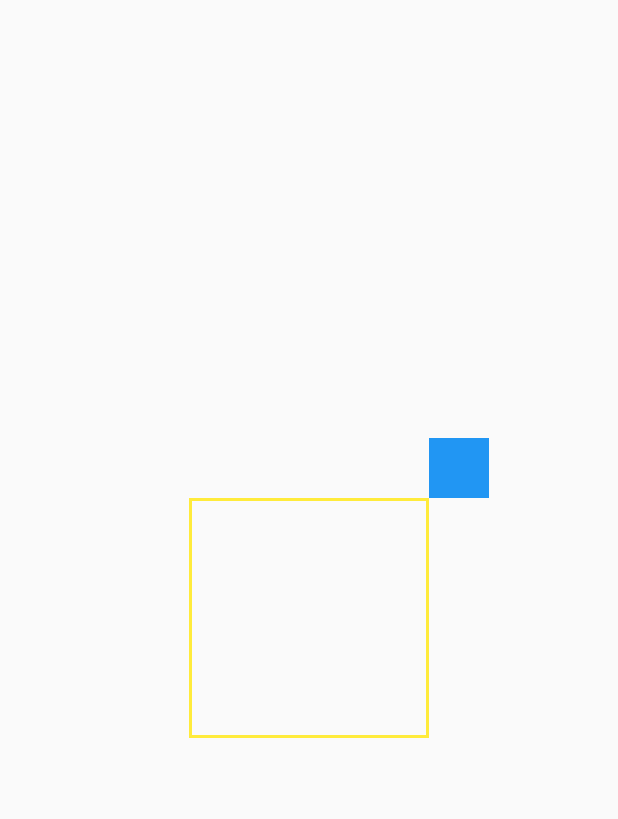
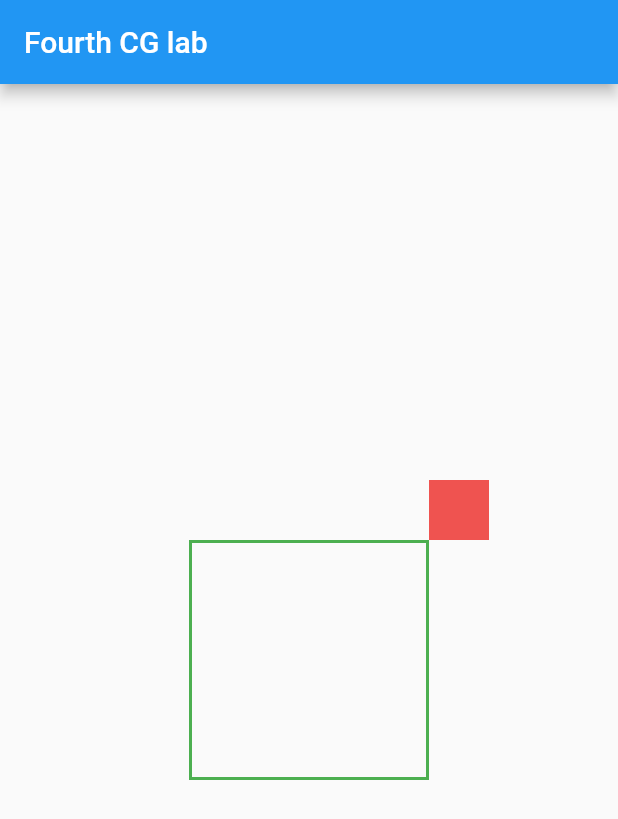
Before and after one commit to ramz1kof/cg_fourth_lab, a Flutter app: the screen it shows after launch, on a phone screen of 412 x 824 dp. Shown: the top 819 px of the screen. Run offline on Flutter 3.47's test engine with Material 2 defaults, Android fonts, the light colour scheme and no system bars.

Commit message:
tiny code refactoring

```diff
--- a/lib/app.dart
+++ b/lib/app.dart
@@ -7,6 +7,7 @@ class App extends StatelessWidget {
   @override
   Widget build(BuildContext context) {
     return const MaterialApp(
+      debugShowCheckedModeBanner: false,
       home: HomePage(),
     );
   }
--- a/lib/pages/home_page.dart
+++ b/lib/pages/home_page.dart
@@ -6,8 +6,11 @@ class HomePage extends StatelessWidget {
 
   @override
   Widget build(BuildContext context) {
-    return const Scaffold(
-      body: Center(
+    return Scaffold(
+      appBar: AppBar(
+        title: const Text('Fourth CG lab'),
+      ),
+      body: const Center(
         child: AnimatedFigure(),
       ),
     );
--- a/lib/widgets/animated_figure.dart
+++ b/lib/widgets/animated_figure.dart
@@ -14,6 +14,42 @@ class _AnimatedFigureState extends State<AnimatedFigure>
   late AnimationController _controller;
   late Animation<Alignment> _alignment;
   late Animation<double> _rotationAngle;
+
+  TweenSequenceItem<Alignment> _createAlignmentTweenSequenceItem({
+    required Alignment initialValue,
+    required Alignment finalValue,
+    required Interval interval,
+  }) {
+    return TweenSequenceItem<Alignment>(
+      tween: Tween<Alignment>(
+        begin: initialValue,
+        end: finalValue,
+      ).chain(
+        CurveTween(
+          curve: interval,
+        ),
+      ),
+      weight: 1.0,
+    );
+  }
+
+  TweenSequenceItem<double> _createRotationAngleTweenSequenceItem({
+    required double initialValue,
+    required double finalValue,
+    required Interval interval,
+  }) {
+    return TweenSequenceItem<double>(
+      tween: Tween<double>(
+        begin: initialValue,
+        end: finalValue,
+      ).chain(
+        CurveTween(
+          curve: interval,
+        ),
+      ),
+      weight: 1.0,
+    );
+  }
 
   @override
   void initState() {
@@ -85,40 +121,10 @@ class _AnimatedFigureState extends State<AnimatedFigure>
     );
   }
 
-  TweenSequenceItem<Alignment> _createAlignmentTweenSequenceItem({
-    required Alignment initialValue,
-    required Alignment finalValue,
-    required Interval interval,
-  }) {
-    return TweenSequenceItem<Alignment>(
-      tween: Tween<Alignment>(
-        begin: initialValue,
-        end: finalValue,
-      ).chain(
-        CurveTween(
-          curve: interval,
-        ),
-      ),
-      weight: 1.0,
-    );
-  }
-
-  TweenSequenceItem<double> _createRotationAngleTweenSequenceItem({
-    required double initialValue,
-    required double finalValue,
-    required Interval interval,
-  }) {
-    return TweenSequenceItem<double>(
-      tween: Tween<double>(
-        begin: initialValue,
-        end: finalValue,
-      ).chain(
-        CurveTween(
-          curve: interval,
-        ),
-      ),
-      weight: 1.0,
-    );
+  @override
+  void dispose() {
+    _controller.dispose();
+    super.dispose();
   }
 
   @override
@@ -138,7 +144,7 @@ class _AnimatedFigureState extends State<AnimatedFigure>
                   width: 160.0,
                   decoration: BoxDecoration(
                     border: Border.all(
-                      color: Colors.yellow,
+                      color: Colors.green,
                       width: 2.0,
                     ),
                   ),
@@ -151,7 +157,7 @@ class _AnimatedFigureState extends State<AnimatedFigure>
                   child: Container(
                     height: 40.0,
                     width: 40.0,
-                    color: Colors.blue,
+                    color: Colors.red[400],
                   ),
                 ),
               ),
```
